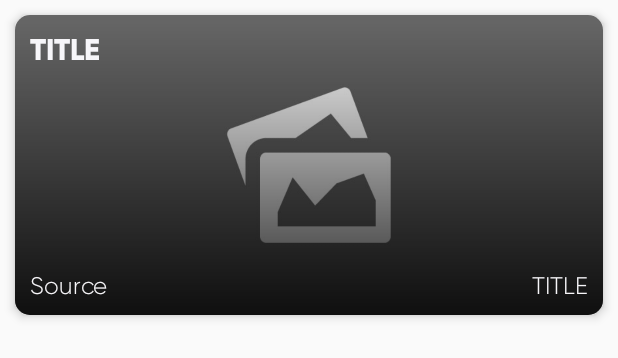
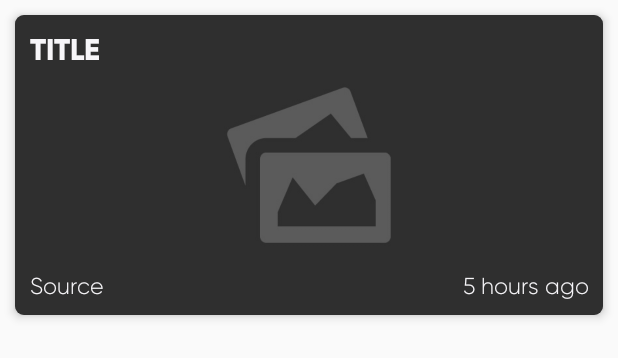
Before and after one commit to ADI-KOTKAR/Daily-Feed, an Android app: the layout items.xml on its own in the app's theme, with its tools: preview values and no code run, on a phone screen of 412 x 824 dp. Shown: the top 358 px of the screen. Run offline under Robolectric (Android 15) with nearby library versions, the phone set to English and light mode, and no system bars.

Commit message:
section 2 completed

```diff
--- a/app/src/main/java/com/aptech/dailyfeed/MainActivity.java
+++ b/app/src/main/java/com/aptech/dailyfeed/MainActivity.java
@@ -33,7 +33,7 @@ public class MainActivity extends AppCompatActivity {
         recyclerView = findViewById(R.id.recyclerView);
         recyclerView.setLayoutManager(new LinearLayoutManager(this));
         String country = getCountry();
-        retrieveJson("us","business",API_KEY);
+        retrieveJson(country,"business",API_KEY);
 
     }
 
--- a/app/src/main/res/drawable/black_background.xml
+++ b/app/src/main/res/drawable/black_background.xml
@@ -1,5 +1,5 @@
 <?xml version="1.0" encoding="utf-8"?>
 <shape xmlns:android="http://schemas.android.com/apk/res/android">
     <solid android:color="@color/black" />
-    <corners android:radius="10dp" />
+    <corners android:radius="6dp" />
 </shape>
--- a/app/src/main/res/drawable/gradient.xml
+++ b/app/src/main/res/drawable/gradient.xml
@@ -1,5 +1,5 @@
 <?xml version="1.0" encoding="utf-8"?>
 <shape xmlns:android="http://schemas.android.com/apk/res/android">
-    <gradient android:endColor="#DA000000" android:angle="-90"/>
+    <solid android:color="#B5191819"/>
 
 </shape>
--- a/app/src/main/res/layout/activity_main.xml
+++ b/app/src/main/res/layout/activity_main.xml
@@ -16,7 +16,7 @@
         <TextView
             android:layout_width="wrap_content"
             android:layout_height="wrap_content"
-            android:text="NEWS"
+            android:text="DAILY FEED"
             android:layout_weight="10"
             android:fontFamily="@font/g_bold"
             android:textColor="@color/black"
--- a/app/src/main/res/layout/items.xml
+++ b/app/src/main/res/layout/items.xml
@@ -9,7 +9,7 @@
         android:layout_height="wrap_content"
         android:layout_margin="10dp"
         app:cardElevation="4dp"
-        app:cardCornerRadius="10dp"
+        app:cardCornerRadius="6dp"
         android:id="@+id/cardView">
 
         <FrameLayout
@@ -42,15 +42,14 @@
                 android:layout_width="match_parent"
                 android:layout_height="wrap_content"
                 android:layout_gravity="bottom"
+                android:padding="10dp"
                 android:orientation="horizontal">
 
                 <TextView
                     android:layout_width="wrap_content"
                     android:layout_height="wrap_content"
                     android:text="Source"
-                    android:textSize="16dp"
-                    android:padding="10dp"
-                    android:ems="15"
+                    android:textSize="15dp"
                     android:fontFamily="@font/g_light"
                     android:textColor="@color/white"
                     android:id="@+id/tvSource"/>
@@ -58,10 +57,9 @@
                 <TextView
                     android:layout_width="match_parent"
                     android:layout_height="wrap_content"
-                    android:text="TITLE"
-                    android:padding="10dp"
+                    android:text="5 hours ago"
                     android:gravity="right"
-                    android:textSize="16dp"
+                    android:textSize="15dp"
                     android:fontFamily="@font/g_light"
                     android:textColor="@color/white"
                     android:id="@+id/tvDate"/>
```
Also changed, not shown: app/src/main/java/com/aptech/dailyfeed/Adapter.java (+26 -1 lines).
